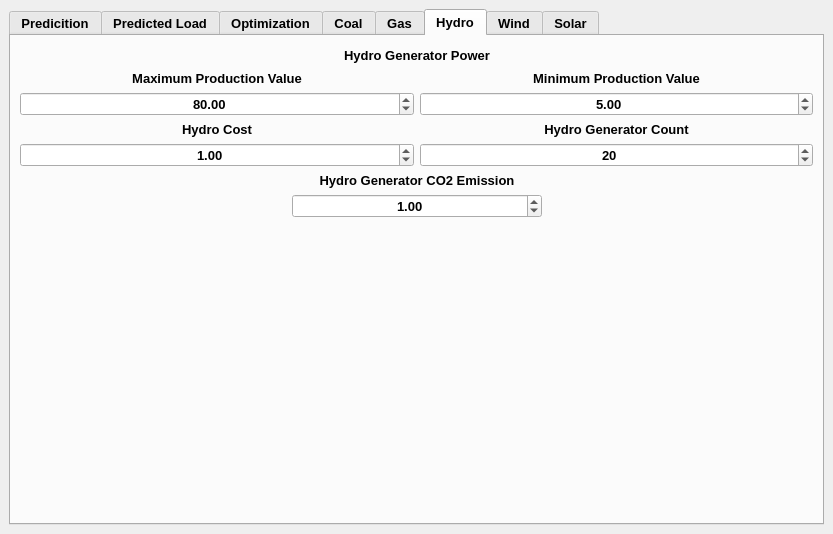
Above: gui/load_prediction_xml.ui from Djordje99/ISIS_Load_Prediction before the change. Below: the same form after it.
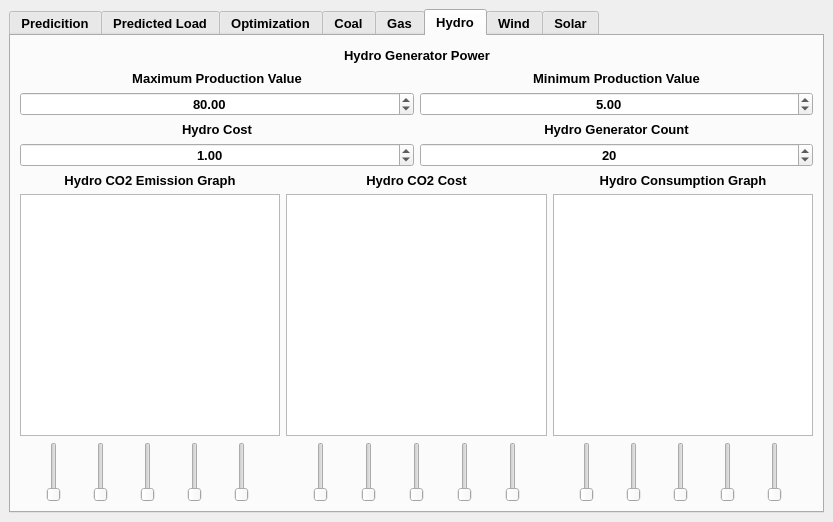
That is the form after the change. The open tabs and pages were chosen to show the change. Custom widgets are drawn as their Qt base class.

Commit message: Added co2 cost graph

```diff
--- a/gui/load_prediction_xml.ui
+++ b/gui/load_prediction_xml.ui
@@ -7,14 +7,14 @@
     <x>0</x>
     <y>0</y>
     <width>833</width>
-    <height>534</height>
+    <height>522</height>
    </rect>
   </property>
   <property name="windowTitle">
    <string>MainWindow</string>
   </property>
   <widget class="QWidget" name="centralwidget">
-   <layout class="QGridLayout" name="gridLayout_9">
+   <layout class="QGridLayout" name="gridLayout_8">
     <item row="0" column="0">
      <widget class="QTabWidget" name="tabWidget">
       <property name="font">
@@ -719,7 +719,7 @@
        <attribute name="title">
         <string>Coal</string>
        </attribute>
-       <layout class="QGridLayout" name="gridLayout_5">
+       <layout class="QGridLayout" name="gridLayout_9">
         <item row="0" column="0">
          <layout class="QVBoxLayout" name="verticalLayout_36">
           <item>
@@ -1180,7 +1180,7 @@
        <attribute name="title">
         <string>Gas</string>
        </attribute>
-       <layout class="QGridLayout" name="gridLayout_8">
+       <layout class="QGridLayout" name="gridLayout_5">
         <item row="0" column="0">
          <layout class="QVBoxLayout" name="verticalLayout_38">
           <item>
@@ -1864,36 +1864,131 @@
           <item>
            <layout class="QHBoxLayout" name="horizontalLayout_11">
             <item>
-             <spacer name="horizontalSpacer_11">
-              <property name="orientation">
-               <enum>Qt::Horizontal</enum>
-              </property>
-              <property name="sizeHint" stdset="0">
-               <size>
-                <width>40</width>
-                <height>20</height>
-               </size>
-              </property>
-             </spacer>
+             <layout class="QVBoxLayout" name="verticalLayout_57">
+              <item>
+               <layout class="QVBoxLayout" name="verticalLayout_58">
+                <item>
+                 <widget class="QLabel" name="hydro_emission_label">
+                  <property name="text">
+                   <string>Hydro CO2 Emission Graph</string>
+                  </property>
+                  <property name="alignment">
+                   <set>Qt::AlignCenter</set>
+                  </property>
+                 </widget>
+                </item>
+                <item>
+                 <widget class="PlotWidget" name="hydro_graphicview"/>
+                </item>
+               </layout>
+              </item>
+              <item>
+               <layout class="QHBoxLayout" name="horizontalLayout_44">
+                <item>
+                 <widget class="QSlider" name="hydro_slider_1">
+                  <property name="maximumSize">
+                   <size>
+                    <width>16777215</width>
+                    <height>60</height>
+                   </size>
+                  </property>
+                  <property name="minimum">
+                   <number>1</number>
+                  </property>
+                  <property name="maximum">
+                   <number>100</number>
+                  </property>
+                  <property name="orientation">
+                   <enum>Qt::Vertical</enum>
+                  </property>
+                 </widget>
+                </item>
+                <item>
+                 <widget class="QSlider" name="hydro_slider_2">
+                  <property name="maximumSize">
+                   <size>
+                    <width>16777215</width>
+                    <height>60</height>
+                   </size>
+                  </property>
+                  <property name="minimum">
+                   <number>1</number>
+                  </property>
+                  <property name="maximum">
+                   <number>100</number>
+                  </property>
+                  <property name="orientation">
+                   <enum>Qt::Vertical</enum>
+                  </property>
+                 </widget>
+                </item>
+                <item>
+                 <widget class="QSlider" name="hydro_slider_3">
+                  <property name="maximumSize">
+                   <size>
+                    <width>16777215</width>
+                    <height>60</height>
+                   </size>
+                  </property>
+                  <property name="minimum">
+                   <number>1</number>
+                  </property>
+                  <property name="maximum">
+                   <number>100</number>
+                  </property>
+                  <property name="orientation">
+                   <enum>Qt::Vertical</enum>
+                  </property>
+                 </widget>
+                </item>
+                <item>
+                 <widget class="QSlider" name="hydro_slider_4">
+                  <property name="maximumSize">
+                   <size>
+                    <width>16777215</width>
+                    <height>60</height>
+                   </size>
+                  </property>
+                  <property name="minimum">
+                   <number>1</number>
+                  </property>
+                  <property name="maximum">
+                   <number>100</number>
+                  </property>
+                  <property name="orientation">
+                   <enum>Qt::Vertical</enum>
+                  </property>
+                 </widget>
+                </item>
+                <item>
+                 <widget class="QSlider" name="hydro_slider_5">
+                  <property name="maximumSize">
+                   <size>
+                    <width>16777215</width>
+                    <height>60</height>
+                   </size>
+                  </property>
+                  <property name="minimum">
+                   <number>1</number>
+                  </property>
+                  <property name="maximum">
+                   <number>100</number>
+                  </property>
+                  <property name="orientation">
+                   <enum>Qt::Vertical</enum>
+                  </property>
+                 </widget>
+                </item>
+               </layout>
+              </item>
+             </layout>
             </item>
             <item>
              <layout class="QVBoxLayout" name="verticalLayout_43">
               <item>
-               <widget class="QLabel" name="hydro_generator_co2_label">
-                <property name="minimumSize">
-                 <size>
-                  <width>250</width>
-                  <height>0</height>
-                 </size>
-                </property>
-                <property name="maximumSize">
-                 <size>
-                  <width>16777215</width>
-                  <height>16777215</height>
-                 </size>
-                </property>
+               <widget class="QLabel" name="hydro_co2_cost_label">
                 <property name="text">
-                 <string>Hydro Generator CO2 Emission</string>
+                 <string>Hydro CO2 Cost</string>
                 </property>
                 <property name="alignment">
                  <set>Qt::AlignCenter</set>
@@ -1901,57 +1996,227 @@
                </widget>
               </item>
               <item>
-               <widget class="QDoubleSpinBox" name="hydro_co2_emission_spin_box">
-                <property name="minimumSize">
-                 <size>
-                  <width>90</width>
-                  <height>0</height>
-                 </size>
+               <widget class="PlotWidget" name="hydro_co2_cost_graphicview"/>
+              </item>
+              <item>
+               <layout class="QHBoxLayout" name="horizontalLayout_45">
+                <item>
+                 <widget class="QSlider" name="hydro_co2_cost_slider_1">
+                  <property name="maximumSize">
+                   <size>
+                    <width>16777215</width>
+                    <height>60</height>
+                   </size>
+                  </property>
+                  <property name="minimum">
+                   <number>1</number>
+                  </property>
+                  <property name="maximum">
+                   <number>100</number>
+                  </property>
+                  <property name="orientation">
+                   <enum>Qt::Vertical</enum>
+                  </property>
+                 </widget>
+                </item>
+                <item>
+                 <widget class="QSlider" name="hydro_co2_cost_slider_2">
+                  <property name="maximumSize">
+                   <size>
+                    <width>16777215</width>
+                    <height>60</height>
+                   </size>
+                  </property>
+                  <property name="minimum">
+                   <number>1</number>
+                  </property>
+                  <property name="maximum">
+                   <number>100</number>
+                  </property>
+                  <property name="orientation">
+                   <enum>Qt::Vertical</enum>
+                  </property>
+                 </widget>
+                </item>
+                <item>
+                 <widget class="QSlider" name="hydro_co2_cost_slider_3">
+                  <property name="maximumSize">
+                   <size>
+                    <width>16777215</width>
+                    <height>60</height>
+                   </size>
+                  </property>
+                  <property name="minimum">
+                   <number>1</number>
+                  </property>
+                  <property name="maximum">
+                   <number>100</number>
+                  </property>
+                  <property name="orientation">
+                   <enum>Qt::Vertical</enum>
+                  </property>
+                 </widget>
+                </item>
+                <item>
+                 <widget class="QSlider" name="hydro_co2_cost_slider_4">
+                  <property name="maximumSize">
+                   <size>
+                    <width>16777215</width>
+                    <height>60</height>
+                   </size>
+                  </property>
+                  <property name="minimum">
+                   <number>1</number>
+                  </property>
+                  <property name="maximum">
+                   <number>100</number>
+                  </property>
+                  <property name="orientation">
+                   <enum>Qt::Vertical</enum>
+                  </property>
+                 </widget>
+                </item>
+                <item>
+                 <widget class="QSlider" name="hydro_co2_cost_slider_5">
+                  <property name="maximumSize">
+                   <size>
+                    <width>16777215</width>
+                    <height>60</height>
+                   </size>
+                  </property>
+                  <property name="minimum">
+                   <number>1</number>
+                  </property>
+                  <property name="maximum">
+                   <number>100</number>
+                  </property>
+                  <property name="orientation">
+                   <enum>Qt::Vertical</enum>
+                  </property>
+                 </widget>
+                </item>
+               </layout>
+              </item>
+             </layout>
+            </item>
+            <item>
+             <layout class="QVBoxLayout" name="verticalLayout_60">
+              <item>
+               <widget class="QLabel" name="hydro_consumption_label">
+                <property name="text">
+                 <string>Hydro Consumption Graph</string>
                 </property>
-                <property name="maximumSize">
-                 <size>
-                  <width>16777215</width>
-                  <height>16777215</height>
-                 </size>
-                </property>
                 <property name="alignment">
                  <set>Qt::AlignCenter</set>
                 </property>
-                <property name="value">
-                 <double>1.000000000000000</double>
-                </property>
                </widget>
               </item>
+              <item>
+               <widget class="PlotWidget" name="hydro_consumption_graphicview"/>
+              </item>
+              <item>
+               <layout class="QHBoxLayout" name="horizontalLayout_46">
+                <item>
+                 <widget class="QSlider" name="hydro_consumption_slider_1">
+                  <property name="maximumSize">
+                   <size>
+                    <width>16777215</width>
+                    <height>60</height>
+                   </size>
+                  </property>
+                  <property name="minimum">
+                   <number>1</number>
+                  </property>
+                  <property name="maximum">
+                   <number>100</number>
+                  </property>
+                  <property name="orientation">
+                   <enum>Qt::Vertical</enum>
+                  </property>
+                 </widget>
+                </item>
+                <item>
+                 <widget class="QSlider" name="hydro_consumption_slider_2">
+                  <property name="maximumSize">
+                   <size>
+                    <width>16777215</width>
+                    <height>60</height>
+                   </size>
+                  </property>
+                  <property name="minimum">
+                   <number>1</number>
+                  </property>
+                  <property name="maximum">
+                   <number>100</number>
+                  </property>
+                  <property name="orientation">
+                   <enum>Qt::Vertical</enum>
+                  </property>
+                 </widget>
+                </item>
+                <item>
+                 <widget class="QSlider" name="hydro_consumption_slider_3">
+                  <property name="maximumSize">
+                   <size>
+                    <width>16777215</width>
+                    <height>60</height>
+                   </size>
+                  </property>
+                  <property name="minimum">
+                   <number>1</number>
+                  </property>
+                  <property name="maximum">
+                   <number>100</number>
+                  </property>
+                  <property name="orientation">
+                   <enum>Qt::Vertical</enum>
+                  </property>
+                 </widget>
+                </item>
+                <item>
+                 <widget class="QSlider" name="hydro_consumption_slider_4">
+                  <property name="maximumSize">
+                   <size>
+                    <width>16777215</width>
+                    <height>60</height>
+                   </size>
+                  </property>
+                  <property name="minimum">
+                   <number>1</number>
+                  </property>
+                  <property name="maximum">
+                   <number>100</number>
+                  </property>
+                  <property name="orientation">
+                   <enum>Qt::Vertical</enum>
+                  </property>
+                 </widget>
+                </item>
+                <item>
+                 <widget class="QSlider" name="hydro_consumption_slider_5">
+                  <property name="maximumSize">
+                   <size>
+                    <width>16777215</width>
+                    <height>60</height>
+                   </size>
+                  </property>
+                  <property name="minimum">
+                   <number>1</number>
+                  </property>
+                  <property name="maximum">
+                   <number>100</number>
+                  </property>
+                  <property name="orientation">
+                   <enum>Qt::Vertical</enum>
+                  </property>
+                 </widget>
+                </item>
+               </layout>
+              </item>
              </layout>
             </item>
-            <item>
-             <spacer name="horizontalSpacer_12">
-              <property name="orientation">
-               <enum>Qt::Horizontal</enum>
-              </property>
-              <property name="sizeHint" stdset="0">
-               <size>
-                <width>40</width>
-                <height>20</height>
-               </size>
-              </property>
-             </spacer>
-            </item>
            </layout>
           </item>
-          <item>
-           <spacer name="verticalSpacer_2">
-            <property name="orientation">
-             <enum>Qt::Vertical</enum>
-            </property>
-            <property name="sizeHint" stdset="0">
-             <size>
-              <width>20</width>
-              <height>40</height>
-             </size>
-            </property>
-           </spacer>
-          </item>
          </layout>
         </item>
        </layout>
```
Left out of the diff: 242 changed lines with no effect on the pictures. The commit also changes 5 other files.
